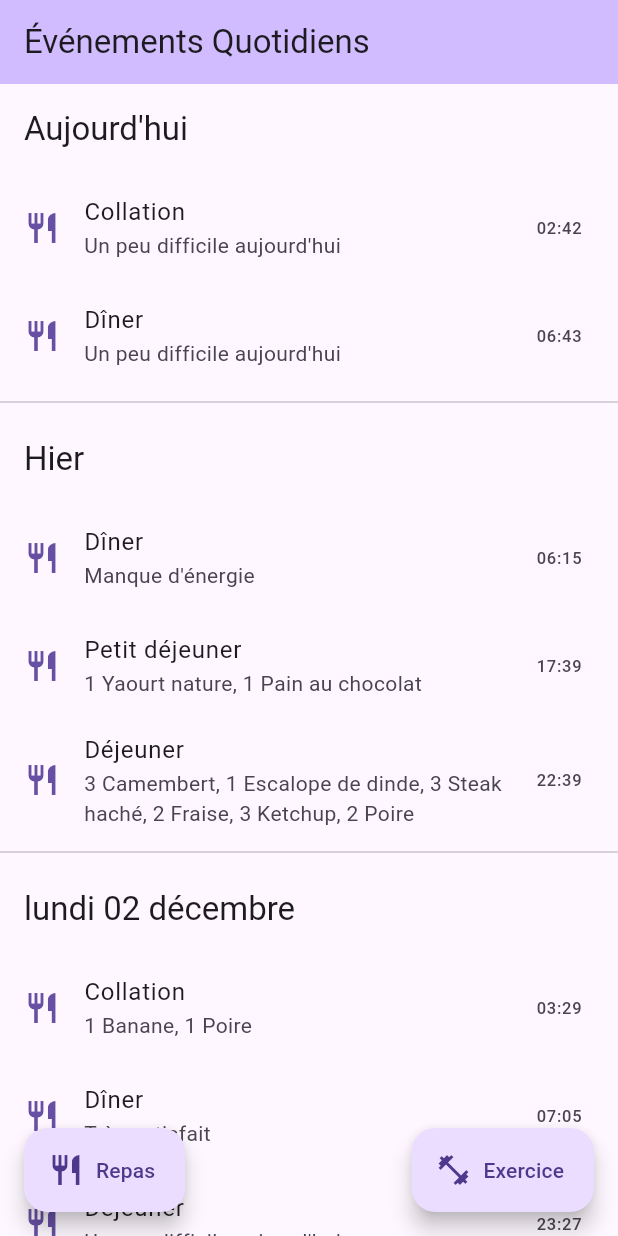
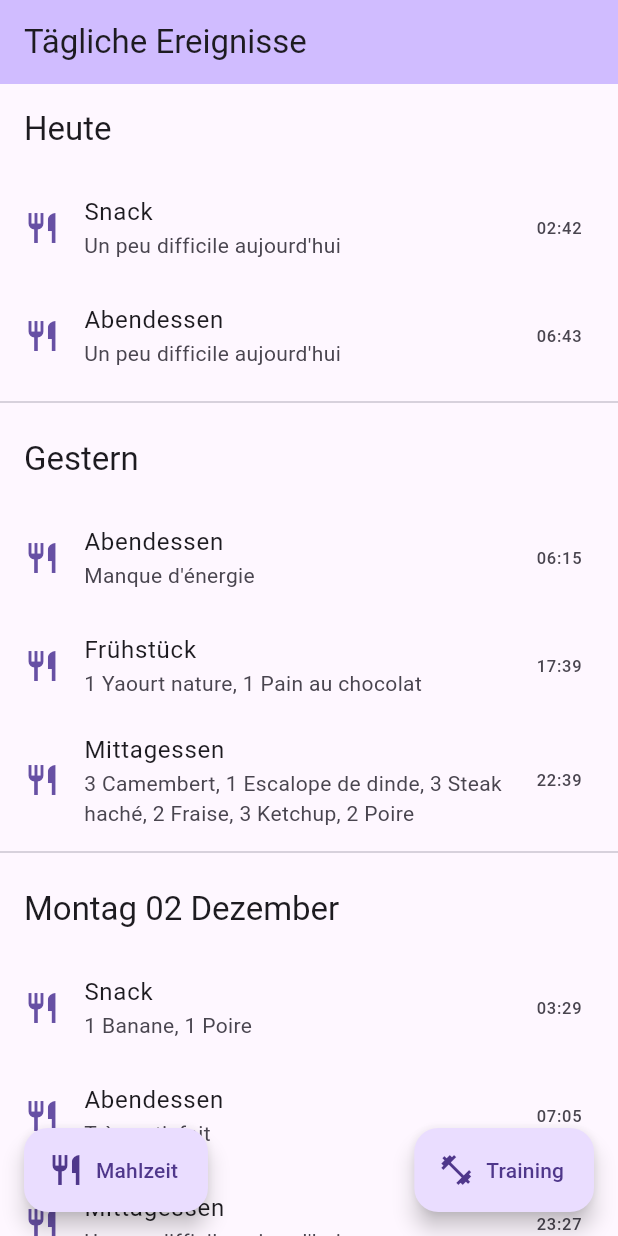
Before and after one commit to daffycricket/my-event-trackers, a Flutter app: the screen it shows after launch, on a phone screen of 412 x 824 dp. Run offline on Flutter 3.47's test engine with Material 3 defaults, Android fonts, the phone set to English and light mode, and no system bars; our stand-ins replace flutter_riverpod; generated files the repository leaves out were written again.

Commit message:
added ui internationalization

```diff
--- /dev/null
+++ b/lib/l10n/app_de.arb
@@ -0,0 +1,33 @@
+{
+    "appTitle": "Tägliche Ereignisse",
+    "meal": "Mahlzeit",
+    "workout": "Training",
+    "today": "Heute",
+    "yesterday": "Gestern",
+    "tomorrow": "Morgen",
+    "breakfast": "Frühstück",
+    "lunch": "Mittagessen",
+    "dinner": "Abendessen",
+    "snack": "Snack",
+    "cardio": "Cardio",
+    "strength": "Krafttraining",
+    "flexibility": "Dehnung",
+    "sport": "Sport",
+    "editMeal": "Mahlzeit bearbeiten",
+    "newMeal": "Neue Mahlzeit",
+    "selectedFoods": "Ausgewählte Lebensmittel",
+    "suggestions": "Vorschläge",
+    "quantity": "Menge",
+    "update": "Aktualisieren",
+    "save": "Speichern",
+    "editWorkout": "Training bearbeiten",
+    "newWorkout": "Neues Training",
+    "activityType": "Aktivitätstyp",
+    "dateAndTime": "Datum und Uhrzeit",
+    "notes": "Notizen",
+    "addNotes": "Notizen hinzufügen...",
+    "additionalDetails": "Zusätzliche Details",
+    "duration": "Dauer (Minuten)",
+    "calories": "Kalorien",
+    "pleaseEnterDuration": "Bitte geben Sie eine Dauer ein"
+}
--- a/lib/main.dart
+++ b/lib/main.dart
@@ -8,9 +8,11 @@ import 'package:my_event_tracker/screens/create_workout_screen.dart';
 import 'providers/events_provider.dart';
 import 'screens/meal_detail_screen.dart';
 import 'screens/workout_detail_screen.dart';
+import 'package:flutter_localizations/flutter_localizations.dart';
+import 'package:flutter_gen/gen_l10n/app_localizations.dart';
 
 void main() {
-  initializeDateFormatting('fr_FR');
+  initializeDateFormatting();
   runApp(const ProviderScope(child: MyApp()));
 }
 
@@ -20,7 +22,18 @@ class MyApp extends StatelessWidget {
   @override
   Widget build(BuildContext context) {
     return const MaterialApp(
-      title: 'Suivi des Événements',
+      locale: Locale('de', ''),
+      localizationsDelegates: const [
+        AppLocalizations.delegate,
+        GlobalMaterialLocalizations.delegate,
+        GlobalWidgetsLocalizations.delegate,
+        GlobalCupertinoLocalizations.delegate,
+      ],
+      supportedLocales: [
+        Locale('fr', ''),
+        Locale('en', ''),
+        Locale('de', ''),
+      ],
       home: HomeScreen(),
     );
   }
@@ -33,7 +46,7 @@ class HomeScreen extends StatelessWidget {
   Widget build(BuildContext context) {
     return Scaffold(
       appBar: AppBar(
-        title: const Text('Événements Quotidiens'),
+        title: Text(AppLocalizations.of(context)!.appTitle),
         backgroundColor: Theme.of(context).colorScheme.inversePrimary,
       ),
       body: const EventList(),
@@ -47,13 +60,13 @@ class HomeScreen extends StatelessWidget {
               heroTag: 'meal_fab',
               onPressed: () => _showMealForm(context),
               icon: const Icon(Icons.restaurant),
-              label: const Text('Repas'),
+              label: Text(AppLocalizations.of(context)!.meal),
             ),
             FloatingActionButton.extended(
               heroTag: 'workout_fab',
               onPressed: () => _showWorkoutForm(context),
               icon: const Icon(Icons.fitness_center),
-              label: const Text('Exercice'),
+              label: Text(AppLocalizations.of(context)!.workout),
             ),
           ],
         ),
@@ -102,7 +115,7 @@ class EventList extends ConsumerWidget {
             Padding(
               padding: const EdgeInsets.all(16),
               child: Text(
-                formatDate(date),
+                formatDate(date, context),
                 style: Theme.of(context).textTheme.titleLarge,
               ),
             ),
@@ -113,8 +126,8 @@ class EventList extends ConsumerWidget {
               ),
               title: Text(
                 event is MealEvent
-                  ? _getMealTypeText((event as MealEvent).type)
-                  : '${_getWorkoutTypeText((event as WorkoutEvent).type)} - ${(event as WorkoutEvent).duration.inMinutes}min'
+                  ? _getMealTypeText(event.type, context)
+                  : '${_getWorkoutTypeText((event as WorkoutEvent).type, context)} - ${event.duration.inMinutes}min'
               ),
               subtitle: event.notes != null
                 ? Text(event.notes!)
@@ -168,51 +181,45 @@ class EventList extends ConsumerWidget {
     );
   }
 
-  String formatDate(DateTime date) {
+  String formatDate(DateTime date, BuildContext context) {
     final now = DateTime.now();
     final yesterday = DateTime(now.year, now.month, now.day - 1);
     final tomorrow = DateTime(now.year, now.month, now.day + 1);
 
-    if (date.year == now.year &&
-        date.month == now.month &&
-        date.day == now.day) {
-      return "Aujourd'hui";
-    } else if (date.year == yesterday.year &&
-               date.month == yesterday.month &&
-               date.day == yesterday.day) {
-      return "Hier";
-    } else if (date.year == tomorrow.year &&
-               date.month == tomorrow.month &&
-               date.day == tomorrow.day) {
-      return "Demain";
+    if (date.year == now.year && date.month == now.month && date.day == now.day) {
+      return AppLocalizations.of(context)!.today;
+    } else if (date.year == yesterday.year && date.month == yesterday.month && date.day == yesterday.day) {
+      return AppLocalizations.of(context)!.yesterday;
+    } else if (date.year == tomorrow.year && date.month == tomorrow.month && date.day == tomorrow.day) {
+      return AppLocalizations.of(context)!.tomorrow;
     }
 
-    return DateFormat('EEEE dd MMMM', 'fr_FR').format(date);
+    return DateFormat('EEEE dd MMMM', Localizations.localeOf(context).toString()).format(date);
   }
 
-  String _getMealTypeText(MealType type) {
+  String _getMealTypeText(MealType type, BuildContext context) {
     switch (type) {
       case MealType.breakfast:
-        return 'Petit déjeuner';
+        return AppLocalizations.of(context)!.breakfast;
       case MealType.lunch:
-        return 'Déjeuner';
+        return AppLocalizations.of(context)!.lunch;
       case MealType.dinner:
-        return 'Dîner';
+        return AppLocalizations.of(context)!.dinner;
       case MealType.snack:
-        return 'Collation';
+        return AppLocalizations.of(context)!.snack;
     }
   }
 
-  String _getWorkoutTypeText(WorkoutType type) {
+  String _getWorkoutTypeText(WorkoutType type, BuildContext context) {
     switch (type) {
       case WorkoutType.cardio:
-        return 'Cardio';
+        return AppLocalizations.of(context)!.cardio;
       case WorkoutType.strength:
-        return 'Musculation';
+        return AppLocalizations.of(context)!.strength;
       case WorkoutType.flexibility:
-        return 'Étirements';
+        return AppLocalizations.of(context)!.flexibility;
       case WorkoutType.sport:
-        return 'Sport';
+        return AppLocalizations.of(context)!.sport;
     }
   }
 }
--- a/lib/models/event.dart
+++ b/lib/models/event.dart
@@ -1,3 +1,4 @@
+
 import 'package:my_event_tracker/models/food_item.dart';
 
 abstract class Event {
@@ -10,6 +11,25 @@ abstract class Event {
     required this.date,
     this.notes,
   });
+
+  Map<String, dynamic> toJson() => {
+    'id': id,
+    'type': runtimeType == MealEvent ? 'MEAL' : 'WORKOUT',
+    'date': date.toIso8601String(),
+    'notes': notes,
+    'data': _dataToJson(),
+  };
+
+  Map<String, dynamic> _dataToJson();
+
+  static Event fromJson(Map<String, dynamic> json) {
+    final type = json['type'];
+    if (type == 'MEAL') {
+      return MealEvent.fromJson(json);
+    } else {
+      return WorkoutEvent.fromJson(json);
+    }
+  }
 }
 
 class MealEvent extends Event {
@@ -23,6 +43,27 @@ class MealEvent extends Event {
     required this.type,
     super.notes,
   });
+
+  @override
+  Map<String, dynamic> _dataToJson() => {
+    'foods': foods.map((food) => food.toJson()).toList(),
+    'type': type.name,
+  };
+
+  factory MealEvent.fromJson(Map<String, dynamic> json) {
+    final data = json['data'] as Map<String, dynamic>;
+    return MealEvent(
+      id: json['id'],
+      date: DateTime.parse(json['date']),
+      notes: json['notes'],
+      foods: (data['foods'] as List)
+          .map((food) => FoodItem.fromJson(food))
+          .toList(),
+      type: MealType.values.firstWhere(
+        (e) => e.name == data['type'],
+      ),
+    );
+  }
 }
 
 class WorkoutEvent extends Event {
@@ -38,6 +79,27 @@ class WorkoutEvent extends Event {
     this.caloriesBurned,
     super.notes,
   });
+
+  @override
+  Map<String, dynamic> _dataToJson() => {
+    'duration': duration.inMinutes,
+    'type': type.name,
+    'calories_burned': caloriesBurned,
+  };
+
+  factory WorkoutEvent.fromJson(Map<String, dynamic> json) {
+    final data = json['data'] as Map<String, dynamic>;
+    return WorkoutEvent(
+      id: json['id'],
+      date: DateTime.parse(json['date']),
+      notes: json['notes'],
+      duration: Duration(minutes: data['duration']),
+      type: WorkoutType.values.firstWhere(
+        (e) => e.name == data['type'],
+      ),
+      caloriesBurned: data['calories_burned'],
+    );
+  }
 }
 
 enum MealType {
--- a/lib/models/food_item.dart
+++ b/lib/models/food_item.dart
@@ -7,6 +7,17 @@ class FoodItem {
     required this.quantity,
   });
 
+
+  Map<String, dynamic> toJson() => {
+    'name': name,
+    'quantity': quantity,
+  };
+
+  factory FoodItem.fromJson(Map<String, dynamic> json) => FoodItem(
+    name: json['name'],
+    quantity: json['quantity'],
+  );
+
   @override
   String toString() => '$quantity $name';
 }
--- a/lib/screens/create_meal_screen.dart
+++ b/lib/screens/create_meal_screen.dart
@@ -9,6 +9,7 @@ import '../models/food_item.dart';
 import 'package:flutter/services.dart';
 import '../data/food_suggestions.dart';
 import '../widgets/food_tag.dart';
+import 'package:flutter_gen/gen_l10n/app_localizations.dart';
 
 class CreateMealScreen extends ConsumerStatefulWidget {
   final MealEvent? mealToEdit;
@@ -51,17 +52,16 @@ class _CreateMealScreenState extends ConsumerState<CreateMealScreen>
   }
 
   String _getMealTypeText(MealType type) {
+    final l10n = AppLocalizations.of(context)!;
     switch (type) {
       case MealType.breakfast:
-        return 'Petit déjeuner';
+        return l10n.breakfast;
       case MealType.lunch:
-        return 'Déjeuner';
+        return l10n.lunch;
       case MealType.dinner:
-        return 'Dîner';
+        return l10n.dinner;
       case MealType.snack:
-        return 'Collation';
-      default:
-        return '';
+        return l10n.snack;
     }
   }
 
@@ -115,9 +115,10 @@ class _CreateMealScreenState extends ConsumerState<CreateMealScreen>
 
   @override
   Widget build(BuildContext context) {
+    final l10n = AppLocalizations.of(context)!;
     return Scaffold(
       appBar: AppBar(
-        title: Text(widget.mealToEdit != null ? 'Modifier le repas' : 'Nouveau repas'),
+        title: Text(widget.mealToEdit != null ? l10n.editMeal : l10n.newMeal),
       ),
       body: SingleChildScrollView(
         child: Padding(
@@ -141,7 +142,7 @@ class _CreateMealScreenState extends ConsumerState<CreateMealScreen>
               ),
               const SizedBox(height: 16),
               Text(
-                'Aliments sélectionnés',
+                l10n.selectedFoods,
                 style: Theme.of(context).textTheme.titleMedium,
               ),
               const SizedBox(height: 8),
@@ -158,8 +159,8 @@ class _CreateMealScreenState extends ConsumerState<CreateMealScreen>
                         width: 60,
                         child: TextField(
                           controller: _quantityControllers[index],
-                          decoration: const InputDecoration(
-                            labelText: 'Qté',
+                          decoration: InputDecoration(
+                            labelText: l10n.quantity,
                           ),
                           keyboardType: TextInputType.number,
                           inputFormatters: [
@@ -177,7 +178,7 @@ class _CreateMealScreenState extends ConsumerState<CreateMealScreen>
               ),
               const Divider(),
               Text(
-                'Suggestions',
+                l10n.suggestions,
                 style: Theme.of(context).textTheme.titleMedium,
               ),
               const SizedBox(height: 8),
@@ -186,7 +187,7 @@ class _CreateMealScreenState extends ConsumerState<CreateMealScreen>
               Center(
                 child: ElevatedButton(
                   onPressed: _saveMeal,
-                  child: Text(widget.mealToEdit != null ? 'Mettre à jour' : 'Sauvegarder'),
+                  child: Text(widget.mealToEdit != null ? l10n.update : l10n.save),
                 ),
               ),
             ],
--- a/lib/services/random_data_generator.dart
+++ b/lib/services/random_data_generator.dart
@@ -136,7 +136,7 @@ class RandomDataGenerator {
   }
 
   WorkoutEvent _generateRandomWorkout(DateTime date) {
-    final types = WorkoutType.values;
+    const types = WorkoutType.values;
     return WorkoutEvent(
       id: _uuid.v4(),
       date: date,
```
Also changed, not shown: lib/l10n/app_en.arb (added, +33 -0 lines), lib/l10n/app_fr.arb (added, +33 -0 lines), lib/screens/create_workout_screen.dart (+17 -20 lines), lib/screens/events_screen.dart (added, +88 -0 lines), lib/services/api_service.dart (added, +76 -0 lines), lib/widgets/common_event_fields.dart (+5 -3 lines), pubspec.yaml (+12 -1 lines), 1 other file.
